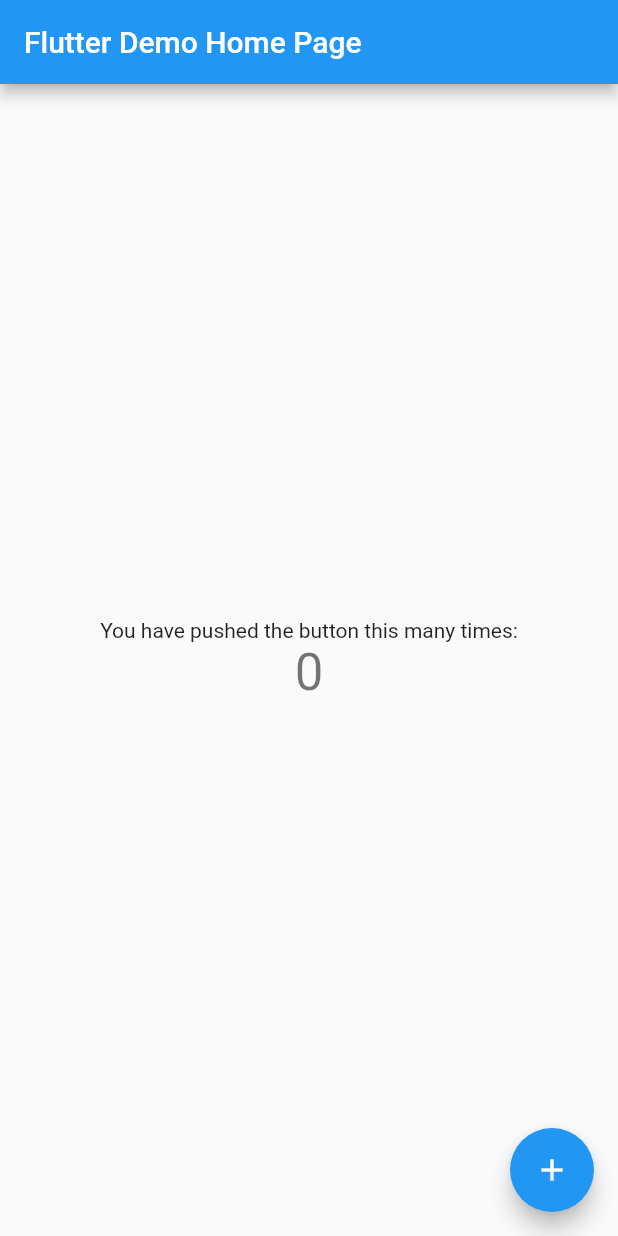
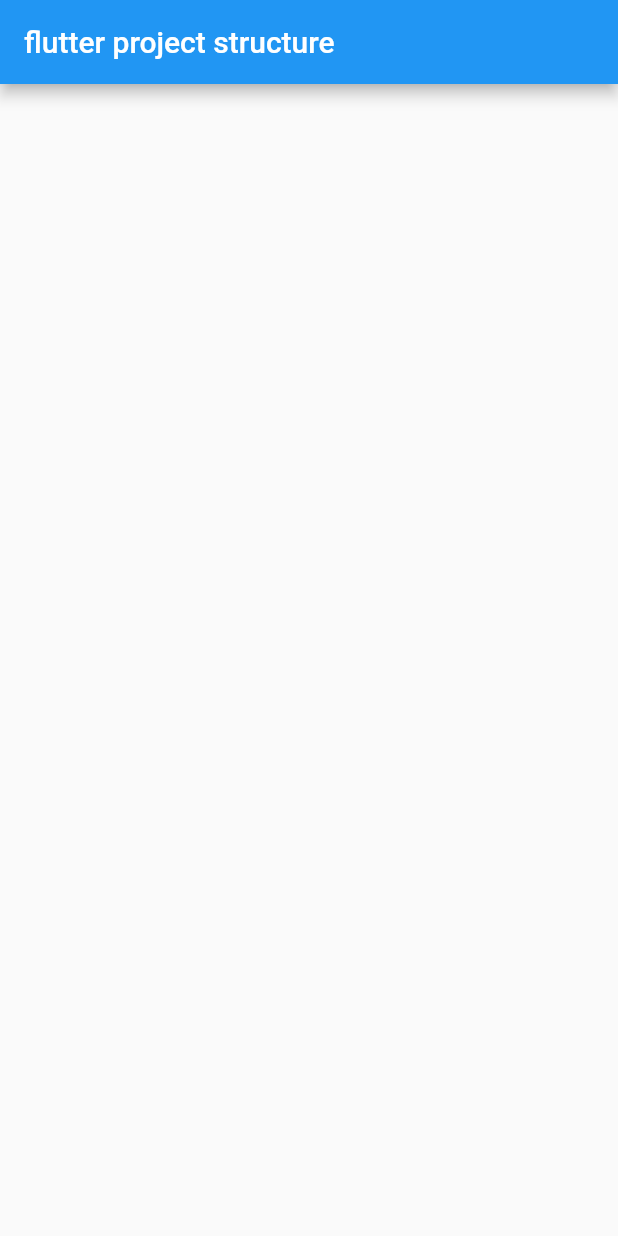
Before and after one commit to MekniWassime/flutter_project_structure, a Flutter app: the MyHomePage screen opened directly, on a phone screen of 412 x 824 dp. Run offline on Flutter 3.47's test engine with Material 2 defaults, Android fonts, the phone set to English and light mode, and no system bars.

Commit message:
project structure with some comments and explanations

```diff
--- a/lib/main.dart
+++ b/lib/main.dart
@@ -1,6 +1,14 @@
 import 'package:flutter/material.dart';
+import 'splash-screen-app.dart';
 
 void main() {
+  //splash screen app is called and after service initialization is done it will call runMainApp
+  runApp(SplashScreenApp(
+    initializationDoneCallback: runMainApp,
+  ));
+}
+
+void runMainApp() {
   runApp(MyApp());
 }
 
@@ -9,36 +17,15 @@
   @override
   Widget build(BuildContext context) {
     return MaterialApp(
-      title: 'Flutter Demo',
-      theme: ThemeData(
-        // This is the theme of your application.
-        //
-        // Try running your application with "flutter run". You'll see the
-        // application has a blue toolbar. Then, without quitting the app, try
-        // changing the primarySwatch below to Colors.green and then invoke
-        // "hot reload" (press "r" in the console where you ran "flutter run",
-        // or simply save your changes to "hot reload" in a Flutter IDE).
-        // Notice that the counter didn't reset back to zero; the application
-        // is not restarted.
-        primarySwatch: Colors.blue,
-      ),
-      home: MyHomePage(title: 'Flutter Demo Home Page'),
+      title: 'Flutter structure',
+      theme: ThemeData(),
+      home: MyHomePage(title: 'flutter project structure'),
     );
   }
 }
 
 class MyHomePage extends StatefulWidget {
   MyHomePage({Key? key, required this.title}) : super(key: key);
-
-  // This widget is the home page of your application. It is stateful, meaning
-  // that it has a State object (defined below) that contains fields that affect
-  // how it looks.
-
-  // This class is the configuration for the state. It holds the values (in this
-  // case the title) provided by the parent (in this case the App widget) and
-  // used by the build method of the State. Fields in a Widget subclass are
-  // always marked "final".
-
   final String title;
 
   @override
@@ -46,68 +33,12 @@
 }
 
 class _MyHomePageState extends State<MyHomePage> {
-  int _counter = 0;
-
-  void _incrementCounter() {
-    setState(() {
-      // This call to setState tells the Flutter framework that something has
-      // changed in this State, which causes it to rerun the build method below
-      // so that the display can reflect the updated values. If we changed
-      // _counter without calling setState(), then the build method would not be
-      // called again, and so nothing would appear to happen.
-      _counter++;
-    });
-  }
-
-  @override
   Widget build(BuildContext context) {
-    // This method is rerun every time setState is called, for instance as done
-    // by the _incrementCounter method above.
-    //
-    // The Flutter framework has been optimized to make rerunning build methods
-    // fast, so that you can just rebuild anything that needs updating rather
-    // than having to individually change instances of widgets.
     return Scaffold(
       appBar: AppBar(
-        // Here we take the value from the MyHomePage object that was created by
-        // the App.build method, and use it to set our appbar title.
         title: Text(widget.title),
       ),
-      body: Center(
-        // Center is a layout widget. It takes a single child and positions it
-        // in the middle of the parent.
-        child: Column(
-          // Column is also a layout widget. It takes a list of children and
-          // arranges them vertically. By default, it sizes itself to fit its
-          // children horizontally, and tries to be as tall as its parent.
-          //
-          // Invoke "debug painting" (press "p" in the console, choose the
-          // "Toggle Debug Paint" action from the Flutter Inspector in Android
-          // Studio, or the "Toggle Debug Paint" command in Visual Studio Code)
-          // to see the wireframe for each widget.
-          //
-          // Column has various properties to control how it sizes itself and
-          // how it positions its children. Here we use mainAxisAlignment to
-          // center the children vertically; the main axis here is the vertical
-          // axis because Columns are vertical (the cross axis would be
-          // horizontal).
-          mainAxisAlignment: MainAxisAlignment.center,
-          children: <Widget>[
-            Text(
-              'You have pushed the button this many times:',
-            ),
-            Text(
-              '$_counter',
-              style: Theme.of(context).textTheme.headline4,
-            ),
-          ],
-        ),
-      ),
-      floatingActionButton: FloatingActionButton(
-        onPressed: _incrementCounter,
-        tooltip: 'Increment',
-        child: Icon(Icons.add),
-      ), // This trailing comma makes auto-formatting nicer for build methods.
+      body: Container(),
     );
   }
 }
--- /dev/null
+++ b/lib/splash-screen-app.dart
@@ -0,0 +1,39 @@
+import 'package:flutter/material.dart';
+
+class SplashScreenApp extends StatefulWidget {
+  final Function _initializationDoneCallback;
+  const SplashScreenApp({required Function initializationDoneCallback})
+      : this._initializationDoneCallback = initializationDoneCallback;
+
+  @override
+  _SplashScreenAppState createState() => _SplashScreenAppState();
+}
+
+class _SplashScreenAppState extends State<SplashScreenApp> {
+  @override
+  void initState() {
+    _initializeServices();
+    super.initState();
+  }
+
+  Future _initializeServices() async {
+    //here we initialize all our services, all async calls should be awaited
+    widget._initializationDoneCallback();
+    //the _initializationDoneCallback call will start building our main app
+  }
+
+  @override
+  Widget build(BuildContext context) {
+    return MaterialApp(
+      title: "project structure",
+      theme: ThemeData(),
+      home: body(),
+    );
+  }
+
+  Widget body() {
+    return Container(
+        //here we can show a loading indicator while our services initialize
+        );
+  }
+}
```
Also changed, not shown: 14 other files.
